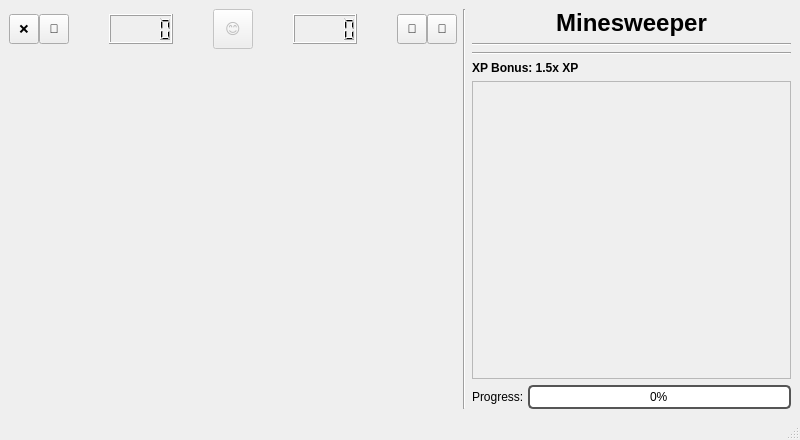
Above: src/ui/gamewindow.ui from anton-fischer/cpp-minesweeper before the change. Below: the same form after it.
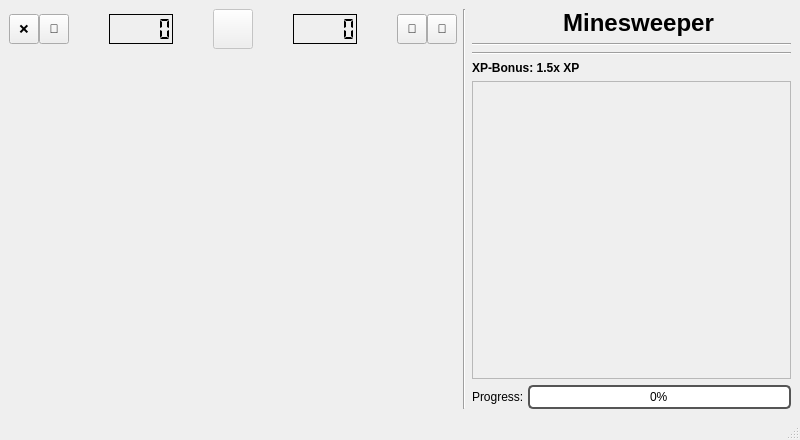
That is the form after the change. Icons and pictures are not drawn.

```diff
--- a/src/ui/gamewindow.ui
+++ b/src/ui/gamewindow.ui
@@ -104,6 +104,18 @@
               <height>30</height>
              </size>
             </property>
+            <property name="toolTip">
+             <string>Remaining Flags</string>
+            </property>
+            <property name="statusTip">
+             <string/>
+            </property>
+            <property name="frameShadow">
+             <enum>QFrame::Shadow::Plain</enum>
+            </property>
+            <property name="segmentStyle">
+             <enum>QLCDNumber::SegmentStyle::Flat</enum>
+            </property>
            </widget>
           </item>
           <item>
@@ -136,7 +148,17 @@
              </font>
             </property>
             <property name="text">
-             <string>😊</string>
+             <string/>
+            </property>
+            <property name="icon">
+             <iconset>
+              <normaloff>../../resources/smiley-1.png</normaloff>../../resources/smiley-1.png</iconset>
+            </property>
+            <property name="iconSize">
+             <size>
+              <width>32</width>
+              <height>32</height>
+             </size>
             </property>
             <property name="toolButtonStyle">
              <enum>Qt::ToolButtonStyle::ToolButtonIconOnly</enum>
@@ -173,6 +195,15 @@
               <height>30</height>
              </size>
             </property>
+            <property name="toolTip">
+             <string>Current Score</string>
+            </property>
+            <property name="frameShadow">
+             <enum>QFrame::Shadow::Plain</enum>
+            </property>
+            <property name="segmentStyle">
+             <enum>QLCDNumber::SegmentStyle::Flat</enum>
+            </property>
            </widget>
           </item>
           <item>
@@ -253,6 +284,46 @@
          <enum>QLayout::SizeConstraint::SetDefaultConstraint</enum>
         </property>
         <item>
+         <layout class="QHBoxLayout" name="hbx_title">
+          <property name="topMargin">
+           <number>0</number>
+          </property>
+          <item>
+           <spacer name="horizontalSpacer_5">
+            <property name="orientation">
+             <enum>Qt::Orientation::Horizontal</enum>
+            </property>
+            <property name="sizeHint" stdset="0">
+             <size>
+              <width>40</width>
+              <height>20</height>
+             </size>
+            </property>
+           </spacer>
+          </item>
+          <item>
+           <widget class="QLabel" name="lbl_icon">
+            <property name="maximumSize">
+             <size>
+              <width>30</width>
+              <height>30</height>
+             </size>
+            </property>
+            <property name="text">
+             <string/>
+            </property>
+            <property name="pixmap">
+             <pixmap resource="../../resources.qrc">:/images/resources/icons8-minesweeper-96.png</pixmap>
+            </property>
+            <property name="scaledContents">
+             <bool>true</bool>
+            </property>
+            <property name="alignment">
+             <set>Qt::AlignmentFlag::AlignRight|Qt::AlignmentFlag::AlignTrailing|Qt::AlignmentFlag::AlignVCenter</set>
+            </property>
+           </widget>
+          </item>
+          <item>
          <widget class="QLabel" name="lbl_title">
           <property name="font">
            <font>
@@ -273,6 +344,21 @@
          </widget>
         </item>
         <item>
+           <spacer name="horizontalSpacer_6">
+            <property name="orientation">
+             <enum>Qt::Orientation::Horizontal</enum>
+            </property>
+            <property name="sizeHint" stdset="0">
+             <size>
+              <width>40</width>
+              <height>20</height>
+             </size>
+            </property>
+           </spacer>
+          </item>
+         </layout>
+        </item>
+        <item>
          <widget class="Line" name="line">
           <property name="orientation">
            <enum>Qt::Orientation::Horizontal</enum>
@@ -307,7 +393,7 @@
            </font>
           </property>
           <property name="text">
-           <string>XP Bonus: 1.5x XP</string>
+           <string>XP-Bonus: 1.5x XP</string>
           </property>
          </widget>
         </item>
```
Left out of the diff: 30 changed lines with no effect on the pictures. Lines whose indentation alone changed are shown as unchanged.
